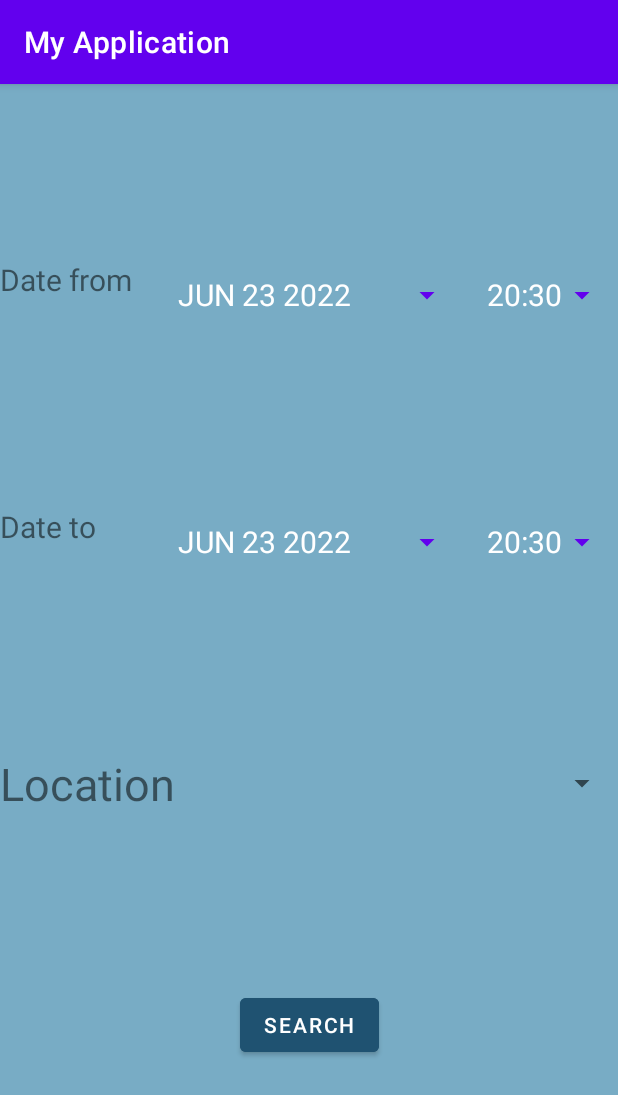
After one commit to Tetiank-a/SnowMobile, an Android app: the SearchLesson screen opened directly, with no data from a screen before it, on a phone screen of 412 x 824 dp. The commit adds this screen. Shown: the top 1095 px of the screen. Run offline under Robolectric (Android 15) with nearby library versions, the phone set to English and light mode, and no system bars; network calls fail.

Commit message:
add new activities

```diff
--- a/MyApplication/app/src/main/java/com/example/myapplication/Extended.java
+++ b/MyApplication/app/src/main/java/com/example/myapplication/Extended.java
@@ -21,6 +21,8 @@ public class Extended extends Application {
     private String role;
     private ArrayList<LevelsData> levels;
     private Task selectedTask;
+    private ArrayList<Location> locations;
+    private ArrayList<Session> sessions;
 
     public Task getSelectedTask() { return selectedTask; }
 
--- a/MyApplication/app/src/main/java/com/example/myapplication/Profile.java
+++ b/MyApplication/app/src/main/java/com/example/myapplication/Profile.java
@@ -31,8 +31,8 @@ public class Profile extends AppCompatActivity {
         super.onCreate(savedInstanceState);
         setContentView(R.layout.activity_profile);
 
-        spinner = (Spinner) findViewById(R.id.levelId);
-        userName = (EditText) findViewById(R.id.regName);
+        spinner = (Spinner) findViewById(R.id.locationSelected);
+        userName = (EditText) findViewById(R.id.dateFrom);
         userEmail = (EditText) findViewById(R.id.regEmail);
 
         getLevels();
--- /dev/null
+++ b/MyApplication/app/src/main/java/com/example/myapplication/SearchLesson.java
@@ -0,0 +1,122 @@
+package com.example.myapplication;
+
+import androidx.appcompat.app.AppCompatActivity;
+
+import android.app.AlertDialog;
+import android.app.DatePickerDialog;
+import android.os.Bundle;
+import android.view.View;
+import android.widget.Button;
+import android.widget.DatePicker;
+
+import java.util.Calendar;
+
+public class SearchLesson extends AppCompatActivity {
+
+    private DatePickerDialog datePickerDialog1, datePickerDialog2;
+    private Button dateFrom;
+    private Button dateTo;
+
+    @Override
+    protected void onCreate(Bundle savedInstanceState) {
+        super.onCreate(savedInstanceState);
+        setContentView(R.layout.activity_search_lesson);
+
+        initDatePicker1();
+        dateFrom = (Button) findViewById(R.id.dateFrom);
+        dateFrom.setText(getTodaysDate());
+
+        initDatePicker2();
+        dateTo = (Button) findViewById(R.id.dateTo);
+        dateTo.setText(getTodaysDate());
+    }
+
+    private String getTodaysDate() {
+        Calendar cal = Calendar.getInstance();
+        int y = cal.get(Calendar.YEAR);
+        int m = cal.get(Calendar.MONTH);
+        int d = cal.get(Calendar.DAY_OF_MONTH);
+
+        m = m + 1;
+
+        return makeDateString(d, m, y);
+    }
+
+    private void initDatePicker1() {
+        DatePickerDialog.OnDateSetListener dateSetListener = new DatePickerDialog.OnDateSetListener() {
+            @Override
+            public void onDateSet(DatePicker datePicker, int y, int m, int d) {
+                m = m + 1;
+                String date = makeDateString(d, m, y);
+                dateFrom.setText(date);
+            }
+        };
+        Calendar cal = Calendar.getInstance();
+        int y = cal.get(Calendar.YEAR);
+        int m = cal.get(Calendar.MONTH);
+        int d = cal.get(Calendar.DAY_OF_MONTH);
+
+        int style = AlertDialog.THEME_HOLO_DARK;
+
+        datePickerDialog1 = new DatePickerDialog(this, style, dateSetListener, y, m, d);
+    }
+    private void initDatePicker2() {
+        DatePickerDialog.OnDateSetListener dateSetListener = new DatePickerDialog.OnDateSetListener() {
+            @Override
+            public void onDateSet(DatePicker datePicker, int y, int m, int d) {
+                m = m + 1;
+                String date = makeDateString(d, m, y);
+                dateTo.setText(date);
+            }
+        };
+        Calendar cal = Calendar.getInstance();
+        int y = cal.get(Calendar.YEAR);
+        int m = cal.get(Calendar.MONTH);
+        int d = cal.get(Calendar.DAY_OF_MONTH);
+
+        int style = AlertDialog.THEME_HOLO_DARK;
+
+        datePickerDialog2 = new DatePickerDialog(this, style, dateSetListener, y, m, d);
+    }
+
+    private String makeDateString(int d, int m, int y) {
+        return getMonthFormat(m) + " " + d + " " + y;
+    }
+
+    private String getMonthFormat(int m) {
+
+        if (m == 1)
+            return "JAN";
+        if (m == 2)
+            return "FEB";
+        if (m == 3)
+            return "MAR";
+        if (m == 4)
+            return "APR";
+        if (m == 5)
+            return "MAY";
+        if (m == 6)
+            return "JUN";
+        if (m == 7)
+            return "JUL";
+        if (m == 8)
+            return "AUG";
+        if (m == 9)
+            return "SEP";
+        if (m == 10)
+            return "OCT";
+        if (m == 11)
+            return "NOV";
+        if (m == 12)
+            return "DEC";
+
+        return "DEC";
+    }
+
+    public void openDatePicker1(View view) {
+        datePickerDialog1.show();
+    }
+    public void openDatePicker2(View view) {
+        datePickerDialog2.show();
+    }
+}
--- a/MyApplication/app/src/main/java/com/example/myapplication/SignUp.java
+++ b/MyApplication/app/src/main/java/com/example/myapplication/SignUp.java
@@ -31,8 +31,8 @@ public class SignUp extends AppCompatActivity {
         super.onCreate(savedInstanceState);
         setContentView(R.layout.activity_sign_up);
 
-        spinner = (Spinner) findViewById(R.id.levelId);
-        userName = (EditText) findViewById(R.id.regName);
+        spinner = (Spinner) findViewById(R.id.locationSelected);
+        userName = (EditText) findViewById(R.id.dateFrom);
         userEmail = (EditText) findViewById(R.id.regEmail);
         userPassword1 = (EditText) findViewById(R.id.regPassword1);
         userPassword2 = (EditText) findViewById(R.id.regPassword2);
--- a/MyApplication/app/src/main/java/com/example/myapplication/TaskAdapter.java
+++ b/MyApplication/app/src/main/java/com/example/myapplication/TaskAdapter.java
@@ -105,7 +105,7 @@ class TaskAdapter extends ArrayAdapter<Task> {
         final TextView dataView;
         final TextView imgField;
         ViewHolder(View view){
-            nameView = view.findViewById(R.id.taskName);
+            nameView = view.findViewById(R.id.filterImage);
             imageView = view.findViewById(R.id.levelIcon);
             dataView = view.findViewById(R.id.levelName);
             imgField = view.findViewById(R.id.taskCreator);
--- /dev/null
+++ b/MyApplication/app/src/main/res/drawable/ic_baseline_date_range_24.xml
@@ -0,0 +1,5 @@
+<vector android:height="60dp" android:tint="#C1BDB9"
+    android:viewportHeight="24" android:viewportWidth="24"
+    android:width="60dp" xmlns:android="http://schemas.android.com/apk/res/android">
+    <path android:fillColor="@android:color/white" android:pathData="M9,11L7,11v2h2v-2zM13,11h-2v2h2v-2zM17,11h-2v2h2v-2zM19,4h-1L18,2h-2v2L8,4L8,2L6,2v2L5,4c-1.11,0 -1.99,0.9 -1.99,2L3,20c0,1.1 0.89,2 2,2h14c1.1,0 2,-0.9 2,-2L21,6c0,-1.1 -0.9,-2 -2,-2zM19,20L5,20L5,9h14v11z"/>
+</vector>
--- /dev/null
+++ b/MyApplication/app/src/main/res/layout/activity_search_lesson.xml
@@ -0,0 +1,168 @@
+<?xml version="1.0" encoding="utf-8"?>
+<androidx.constraintlayout.widget.ConstraintLayout xmlns:android="http://schemas.android.com/apk/res/android"
+    xmlns:app="http://schemas.android.com/apk/res-auto"
+    xmlns:tools="http://schemas.android.com/tools"
+    android:layout_width="match_parent"
+    android:layout_height="match_parent"
+    android:background="#78ACC5"
+    tools:context=".SearchLesson">
+
+    <ImageView
+        android:id="@+id/filterImage"
+        android:layout_width="wrap_content"
+        android:layout_height="wrap_content"
+        app:layout_constraintEnd_toEndOf="parent"
+        app:layout_constraintStart_toStartOf="parent"
+        app:layout_constraintTop_toTopOf="parent"
+        tools:srcCompat="@drawable/ic_baseline_date_range_24" />
+
+    <LinearLayout
+        android:id="@+id/line0"
+        android:layout_width="match_parent"
+        android:layout_height="wrap_content"
+        app:layout_constraintBottom_toTopOf="@+id/line1"
+        app:layout_constraintLeft_toLeftOf="parent"
+        app:layout_constraintRight_toRightOf="parent"
+        app:layout_constraintTop_toBottomOf="@+id/filterImage">
+
+        <TextView
+            android:id="@+id/fromLabel"
+            android:layout_width="0dp"
+            android:layout_height="match_parent"
+            android:layout_weight="1"
+            android:text="Date from"
+            android:textSize="20sp"
+            app:layout_constraintLeft_toLeftOf="parent"
+            app:layout_constraintRight_toLeftOf="@+id/dateFrom"
+            app:layout_constraintBottom_toBottomOf="parent"
+            app:layout_constraintTop_toTopOf="parent"/>
+
+
+        <Button
+            android:id="@+id/dateFrom"
+            android:layout_weight="2"
+            android:layout_height="match_parent"
+            android:layout_width="0dp"
+            android:textSize="20sp"
+            app:layout_constraintLeft_toRightOf="@+id/fromLabel"
+            app:layout_constraintRight_toLeftOf="@+id/timeFrom"
+            app:layout_constraintBottom_toBottomOf="parent"
+            app:layout_constraintTop_toTopOf="parent"
+            style="?android:spinnerStyle"
+            android:text="JUN 29 2022"
+            android:onClick="openDatePicker1"
+            />
+
+        <Button
+            android:id="@+id/timeFrom"
+            android:layout_weight="1"
+            android:layout_height="match_parent"
+            android:layout_width="0dp"
+            android:textSize="20sp"
+            app:layout_constraintLeft_toRightOf="@+id/dateFrom"
+            app:layout_constraintRight_toRightOf="parent"
+            app:layout_constraintBottom_toBottomOf="parent"
+            app:layout_constraintTop_toTopOf="parent"
+            style="?android:spinnerStyle"
+            android:text="20:30"
+            />
+
+    </LinearLayout>
+
+    <LinearLayout
+        android:id="@+id/line1"
+        android:layout_width="match_parent"
+        android:layout_height="wrap_content"
+        app:layout_constraintBottom_toTopOf="@+id/line2"
+        app:layout_constraintLeft_toLeftOf="parent"
+        app:layout_constraintRight_toRightOf="parent"
+        app:layout_constraintTop_toBottomOf="@+id/line0">
+
+        <TextView
+            android:id="@+id/toLabel"
+            android:layout_width="0dp"
+            android:layout_height="match_parent"
+            android:layout_weight="1"
+            android:text="Date to"
+            android:textSize="20sp"
+            app:layout_constraintLeft_toLeftOf="parent"
+            app:layout_constraintRight_toLeftOf="@+id/dateTo"
+            app:layout_constraintBottom_toBottomOf="parent"
+            app:layout_constraintTop_toTopOf="parent"/>
+
+
+        <Button
+            android:id="@+id/dateTo"
+            android:layout_weight="2"
+            android:layout_height="match_parent"
+            android:layout_width="0dp"
+            android:textSize="20sp"
+            app:layout_constraintLeft_toRightOf="@+id/toLabel"
+            app:layout_constraintRight_toLeftOf="@+id/timeTo"
+            app:layout_constraintBottom_toBottomOf="parent"
+            app:layout_constraintTop_toTopOf="parent"
+            style="?android:spinnerStyle"
+            android:text="JUN 29 2022"
+            android:onClick="openDatePicker2"
+            />
+
+        <Button
+            android:id="@+id/timeTo"
+            android:layout_weight="1"
+            android:layout_height="match_parent"
+            android:layout_width="0dp"
+            android:textSize="20sp"
+            app:layout_constraintLeft_toRightOf="@+id/dateTo"
+            app:layout_constraintRight_toRightOf="parent"
+            app:layout_constraintBottom_toBottomOf="parent"
+            app:layout_constraintTop_toTopOf="parent"
+            style="?android:spinnerStyle"
+            android:text="20:30"
+            />
+
+    </LinearLayout>
+
+
+    <LinearLayout
+        android:id="@+id/line2"
+        android:layout_width="0dp"
+        android:layout_height="wrap_content"
+        app:layout_constraintTop_toBottomOf="@+id/line1"
+        app:layout_constraintBottom_toTopOf="@+id/Filter"
+        app:layout_constraintLeft_toLeftOf="parent"
+        app:layout_constraintRight_toRightOf="parent">
+
+        <TextView
+            android:id="@+id/locationLabel"
+            android:layout_width="0dp"
+            android:layout_height="wrap_content"
+            android:layout_weight="1"
+            android:text="Location"
+            android:textSize="30sp"
+            app:layout_constraintRight_toLeftOf="@+id/locationSelected" />
+
+
+        <Spinner
+            android:id="@+id/locationSelected"
+            android:layout_width="0dp"
+            android:layout_height="wrap_content"
+            android:layout_gravity="center_vertical"
+            android:layout_weight="1"
+            android:orientation="vertical"
+            app:layout_constraintLeft_toRightOf="@+id/locationLabel" />
+
+    </LinearLayout>
+
+    <Button
+        android:id="@+id/Filter"
+        android:layout_width="wrap_content"
+        android:layout_height="wrap_content"
+        android:backgroundTint="@color/button_background_color"
+        android:text="Search"
+        android:textColor="@color/button_text_color"
+        app:layout_constraintLeft_toLeftOf="parent"
+        app:layout_constraintRight_toRightOf="parent"
+        app:layout_constraintTop_toBottomOf="@+id/line2"
+        app:layout_constraintBottom_toBottomOf="parent"
+        />
+</androidx.constraintlayout.widget.ConstraintLayout>
--- a/MyApplication/app/src/main/res/layout/list_tasks.xml
+++ b/MyApplication/app/src/main/res/layout/list_tasks.xml
@@ -8,7 +8,7 @@
     android:padding="16dp" >
 
     <TextView
-        android:id="@+id/taskName"
+        android:id="@+id/filterImage"
         android:layout_width="0sp"
         android:layout_height="wrap_content"
         android:textSize="18sp"
@@ -29,7 +29,7 @@
         android:textSize="18sp"
         android:layout_weight="1"
         app:layout_constraintBottom_toBottomOf="parent"
-        app:layout_constraintLeft_toRightOf="@+id/taskName"
+        app:layout_constraintLeft_toRightOf="@+id/filterImage"
         app:layout_constraintRight_toLeftOf="@+id/levelName"
         app:layout_constraintTop_toTopOf="parent"
         android:maxLines="1"
```
Also changed, not shown: MyApplication/app/src/main/AndroidManifest.xml (+11 -2 lines), MyApplication/app/src/main/java/com/example/myapplication/Lessons.java (added, +14 -0 lines), MyApplication/app/src/main/java/com/example/myapplication/Location.java (added, +12 -0 lines), MyApplication/app/src/main/java/com/example/myapplication/MainActivity.java (+31 -0 lines), MyApplication/app/src/main/java/com/example/myapplication/OnlineSession.java (added, +14 -0 lines), MyApplication/app/src/main/java/com/example/myapplication/Session.java (added, +25 -0 lines), MyApplication/app/src/main/res/layout/activity_lessons.xml (added, +23 -0 lines), MyApplication/app/src/main/res/layout/activity_online_session.xml (added, +23 -0 lines), MyApplication/app/src/main/res/layout/activity_profile.xml (+13 -13 lines), MyApplication/app/src/main/res/layout/activity_sign_up.xml (+11 -11 lines).
